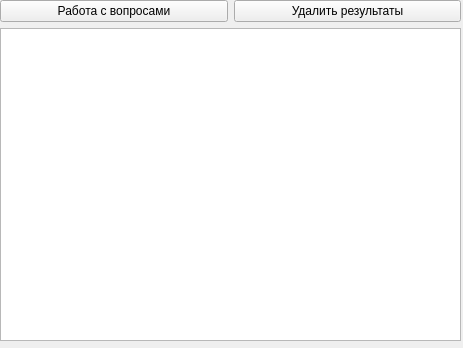
The window that server/UI/main_server.ui (Scykorr/dmitr_client_serv_test) describes before a commit, drawn with Qt 5.
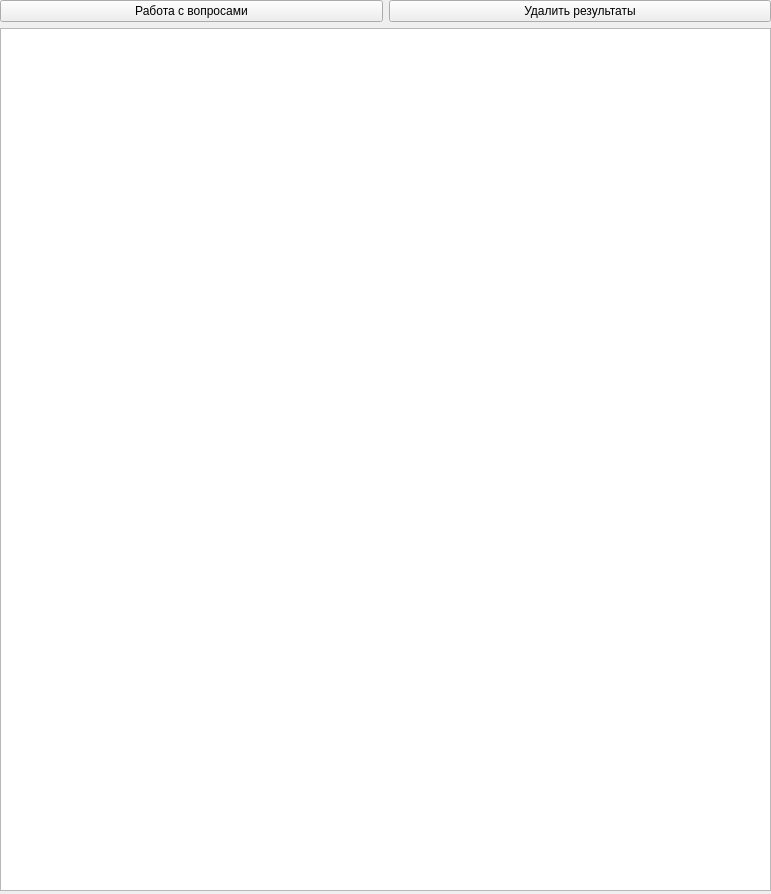
The same window after the commit.

What changed in the file:
```diff
--- a/server/UI/main_server.ui
+++ b/server/UI/main_server.ui
@@ -6,8 +6,8 @@
    <rect>
     <x>0</x>
     <y>0</y>
-    <width>463</width>
-    <height>348</height>
+    <width>771</width>
+    <height>894</height>
    </rect>
   </property>
   <property name="windowTitle">
@@ -18,8 +18,8 @@
     <rect>
      <x>0</x>
      <y>0</y>
-     <width>461</width>
-     <height>341</height>
+     <width>771</width>
+     <height>891</height>
     </rect>
    </property>
    <layout class="QVBoxLayout" name="verticalLayout_3">
```
